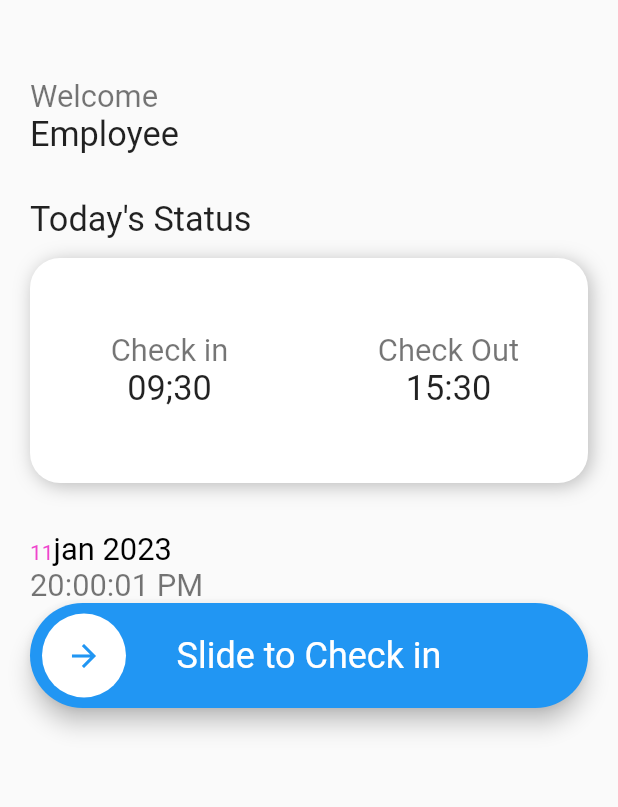
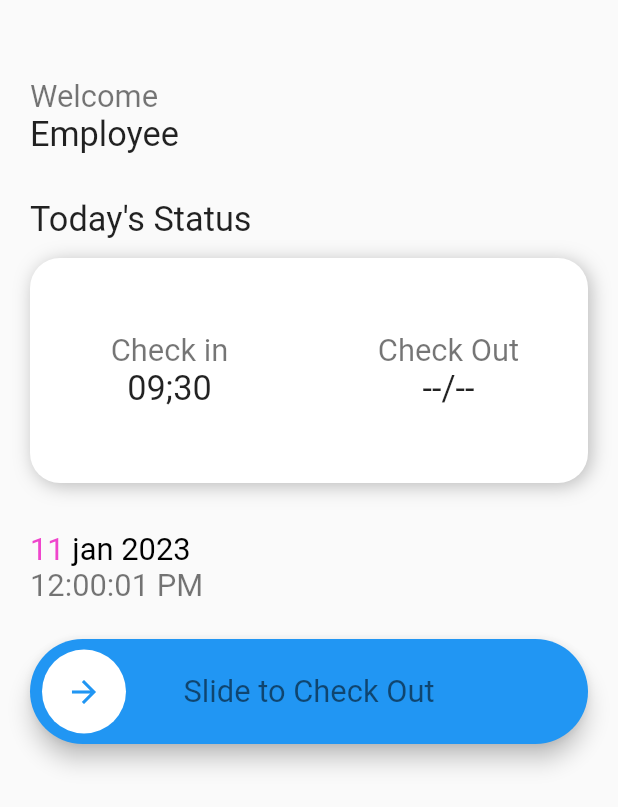
Before and after one commit to kunkka0511/attendancee, a Flutter app: the Dashboard screen opened directly, on a phone screen of 412 x 824 dp. Shown: the top 807 px of the screen. Run offline on Flutter 3.47's test engine with Material 2 defaults, Android fonts, the phone set to English and light mode, and no system bars; drawn by our look-alikes of slide_to_act; our stand-ins replace firebase_auth, firebase_core; accounts and stored records are empty; Roboto replaces fonts that are missing (NexaBold, NexaRegular, NexaReguler).

Commit message:
dashboard and button

```diff
--- a/lib/user/change_pass.dart
+++ b/lib/user/change_pass.dart
@@ -1,6 +1,5 @@
 import 'package:attendance/pages/login.dart';
 import 'package:firebase_auth/firebase_auth.dart';
-import 'package:firebase_core/firebase_core.dart';
 import 'package:flutter/cupertino.dart';
 import 'package:flutter/material.dart';
 
--- a/lib/user/dashboard.dart
+++ b/lib/user/dashboard.dart
@@ -105,7 +105,7 @@ class _DashboardState extends State<Dashboard> {
                           color: Colors.black54),
                     ),
                     Text(
-                      "15:30",
+                      "--/--",
                       style: TextStyle(
                         fontFamily: "NexaBold",
                         fontSize: screenWidth / 18,
@@ -123,10 +123,12 @@ class _DashboardState extends State<Dashboard> {
                   text: "11",
                   style: TextStyle(
                     color: primary,
+                    fontSize: screenWidth / 20,
+                    fontFamily: "NexaBold",
                   ),
                   children: [
                     TextSpan(
-                        text: "jan 2023",
+                        text: " jan 2023",
                         style: TextStyle(
                           color: Colors.black,
                           fontSize: screenWidth / 20,
@@ -138,7 +140,7 @@ class _DashboardState extends State<Dashboard> {
           Container(
             alignment: Alignment.centerLeft,
             child: Text(
-              "20:00:01 PM",
+              "12:00:01 PM",
               style: TextStyle(
                 fontFamily: "NexaRegular",
                 fontSize: screenWidth / 20,
@@ -146,12 +148,24 @@ class _DashboardState extends State<Dashboard> {
               ),
             ),
           ),
-          Builder(builder: (context) {
-            final GlobalKey<SlideActionState> key = GlobalKey();
-            return const SlideAction(
-              text: "Slide to Check in",
-            );
-          })
+          Container(
+            margin: EdgeInsets.only(top: 24),
+            child: Builder(builder: (context) {
+              final GlobalKey<SlideActionState> key = GlobalKey();
+              return SlideAction(
+                text: "Slide to Check Out",
+                textStyle: TextStyle(
+                  color: Colors.black54,
+                  fontSize: screenWidth / 20,
+                  fontFamily: "NexaReguler",
+                ),
+                key: key,
+                onSubmit: () {
+                  key.currentState!.reset();
+                },
+              );
+            }),
+          )
         ]),
       ),
     );
```
